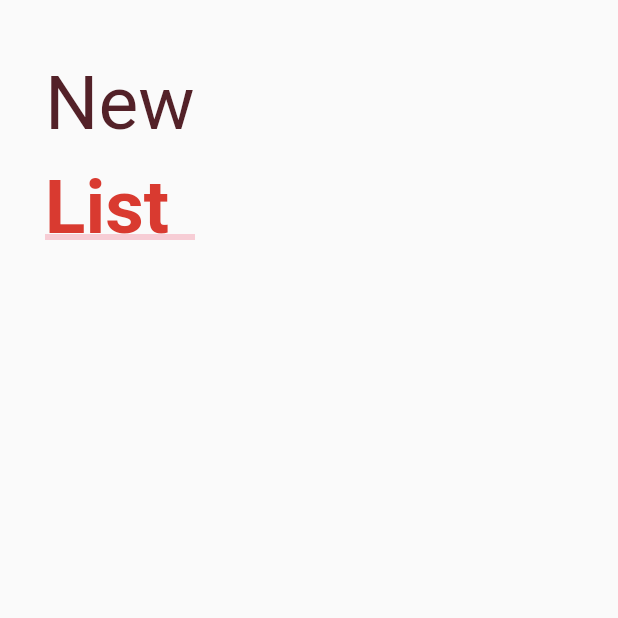
After one commit to velascoandres/custom_painters, a Flutter app: the screen it shows after launch, after a tap on "Sliver Page", on a phone screen of 412 x 824 dp, the top half of it. The commit adds this screen. Run offline on Flutter 3.47's test engine with Material 2 defaults, Android fonts, the phone set to English and light mode, and no system bars; our stand-ins replace animate_do, flutter_svg, font_awesome_flutter.

Commit message:
diseño page sliver

```diff
--- a/lib/main.dart
+++ b/lib/main.dart
@@ -1,6 +1,7 @@
 import 'package:custom_painters/src/pages/emergency_page.dart';
 import 'package:custom_painters/src/pages/menu_page.dart';
 import 'package:custom_painters/src/pages/pinterest_page.dart';
+import 'package:custom_painters/src/pages/sliver_list_page.dart';
 import 'package:flutter/material.dart';
 
 import 'package:custom_painters/src/pages/slideshow_page.dart';
@@ -27,6 +28,7 @@ class MyApp extends StatelessWidget {
         'emergency-page': (context) => EmergencyPage(),
         'slideshow-page': (context) => SlideshowPage(),
         'pinterest-page': (context) => PinterestPage(),
+        'sliver-page': (context) => SliverListPage(),
       },
     );
   }
--- a/lib/src/pages/menu_page.dart
+++ b/lib/src/pages/menu_page.dart
@@ -45,6 +45,11 @@ class MenuPage extends StatelessWidget {
               title: Text('Pinterest Page'),
               onTap: this._navigateTo(context, 'pinterest-page'),
             ),
+            ListTile(
+              leading: Icon(Icons.slow_motion_video),
+              title: Text('Sliver Page'),
+              onTap: this._navigateTo(context, 'sliver-page'),
+            ),
           ],
         ),
       ),
--- /dev/null
+++ b/lib/src/pages/sliver_list_page.dart
@@ -0,0 +1,86 @@
+import 'package:flutter/material.dart';
+
+class SliverListPage extends StatelessWidget {
+  @override
+  Widget build(BuildContext context) {
+    return Scaffold(body: _Titulo());
+  }
+}
+
+class _ListaCosas extends StatelessWidget {
+  const _ListaCosas({
+    Key key,
+  }) : super(key: key);
+
+  @override
+  Widget build(BuildContext context) {
+    return ListView.builder(
+      itemCount: 20,
+      itemBuilder: (ctx, index) {
+        return _ListItem();
+      },
+    );
+  }
+}
+
+class _Titulo extends StatelessWidget {
+  const _Titulo({Key key}) : super(key: key);
+
+  @override
+  Widget build(BuildContext context) {
+    return Column(
+      children: [
+        SizedBox(height: 30),
+        Container(
+          margin: EdgeInsets.symmetric(horizontal: 30, vertical: 10),
+          child: Text('New',
+              style: TextStyle(color: Color(0xff532128), fontSize: 50)),
+        ),
+        Stack(
+          children: [
+            SizedBox(width: 100),
+            Positioned(
+              bottom: 8,
+              child: Container(
+                width: 150,
+                height: 4,
+                color: Color(0xffF7CDD5),
+              ),
+            ),
+            Container(
+              child: Text(
+                'List',
+                style: TextStyle(
+                  color: Color(0xffD93A30),
+                  fontSize: 50,
+                  fontWeight: FontWeight.bold,
+                ),
+              ),
+            ),
+          ],
+        )
+      ],
+    );
+  }
+}
+
+class _ListItem extends StatelessWidget {
+  @override
+  Widget build(BuildContext context) {
+    return Container(
+      padding: EdgeInsets.all(30),
+      alignment: Alignment.centerLeft,
+      child: Text(
+        'Orange',
+        style: TextStyle(
+            color: Colors.white, fontWeight: FontWeight.bold, fontSize: 20),
+      ),
+      height: 130,
+      margin: EdgeInsets.all(10),
+      decoration: BoxDecoration(
+        color: Colors.orange,
+        borderRadius: BorderRadius.circular(30),
+      ),
+    );
+  }
+}
```
